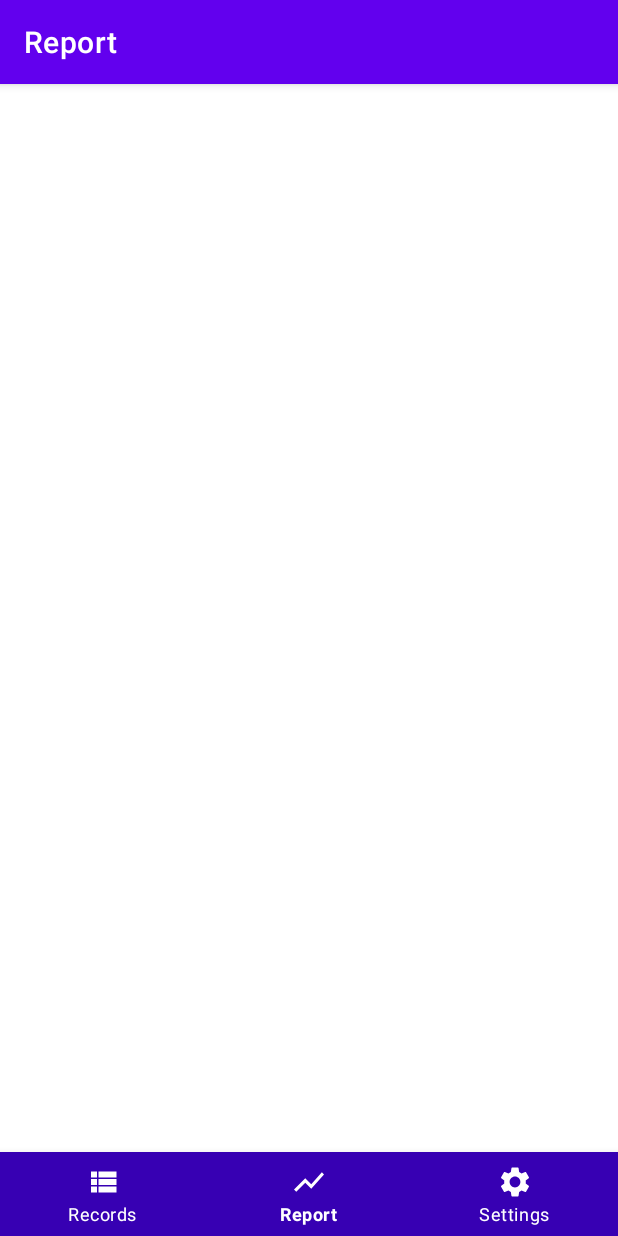
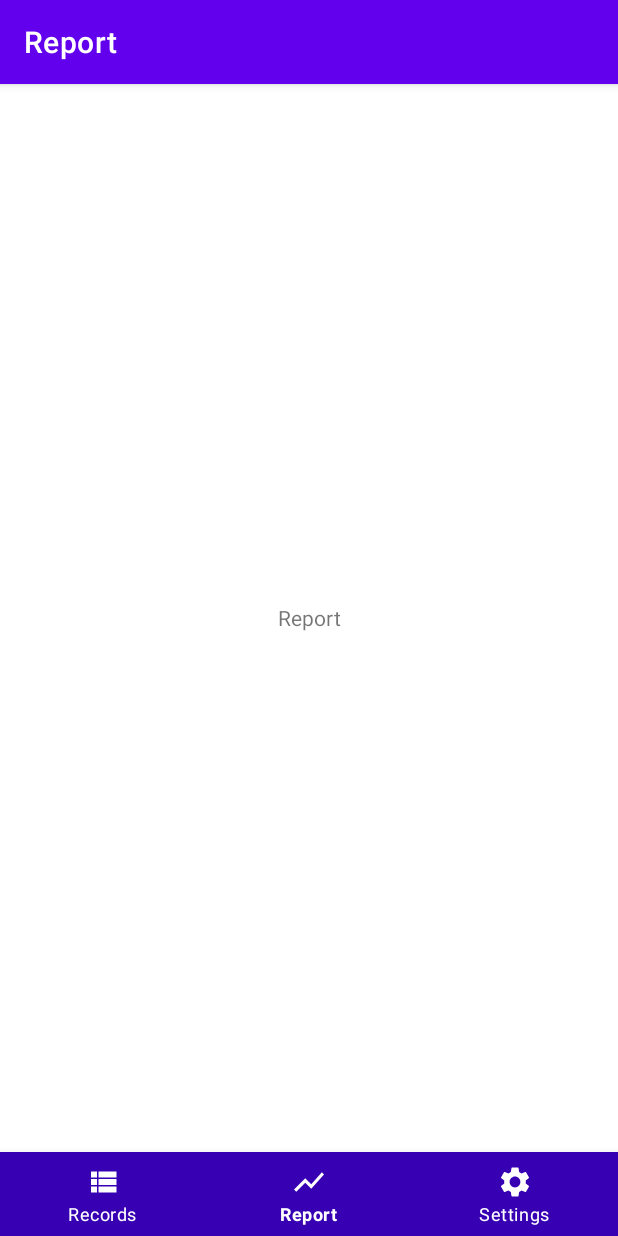
Before and after one commit to zore3xAD/Family-Budget, an Android app: the MainActivity screen opened directly, with no data from a screen before it, item 2 of the bottom bar chosen, on a phone screen of 412 x 824 dp. Run offline under Robolectric (Android 15) with nearby library versions, the phone set to English and light mode, and no system bars.

Commit message:
add simple navigation

```diff
--- a/app/build.gradle
+++ b/app/build.gradle
@@ -39,6 +39,9 @@ dependencies {
     implementation 'androidx.appcompat:appcompat:1.2.0'
     implementation 'com.google.android.material:material:1.2.1'
     implementation 'androidx.constraintlayout:constraintlayout:2.0.4'
+    implementation 'androidx.legacy:legacy-support-v4:1.0.0'
+    implementation 'androidx.lifecycle:lifecycle-livedata-ktx:2.2.0'
+    implementation 'androidx.lifecycle:lifecycle-viewmodel-ktx:2.2.0'
     testImplementation 'junit:junit:4.+'
     androidTestImplementation 'androidx.test.ext:junit:1.1.2'
     androidTestImplementation 'androidx.test.espresso:espresso-core:3.3.0'
--- a/app/src/main/java/com/anton/dobrogorsky/familybudget/flow/main/MainActivity.kt
+++ b/app/src/main/java/com/anton/dobrogorsky/familybudget/flow/main/MainActivity.kt
@@ -3,29 +3,43 @@ package com.anton.dobrogorsky.familybudget.flow.main
 import androidx.appcompat.app.AppCompatActivity
 import android.os.Bundle
 import android.widget.Toast
+import androidx.fragment.app.Fragment
 import com.anton.dobrogorsky.familybudget.R
+import com.anton.dobrogorsky.familybudget.flow.records.RecordsFragment
+import com.anton.dobrogorsky.familybudget.flow.report.ReportFragment
+import com.anton.dobrogorsky.familybudget.flow.settings.SettingsFragment
+import com.anton.dobrogorsky.familybudget.flow.util.replaceFragment
 import com.google.android.material.bottomnavigation.BottomNavigationView
 
 class MainActivity : AppCompatActivity() {
     override fun onCreate(savedInstanceState: Bundle?) {
         super.onCreate(savedInstanceState)
         setContentView(R.layout.activity_main)
+        initial()
 
         val mainBottomNavigation = findViewById<BottomNavigationView>(R.id.main_bottom_navigation)
         mainBottomNavigation.setOnNavigationItemSelectedListener { menuItem ->
             supportActionBar?.title = menuItem.title
-            when(menuItem.itemId) {
+            when (menuItem.itemId) {
                 R.id.item_settings -> {
                     Toast.makeText(this, "Settings", Toast.LENGTH_SHORT).show()
+                    replaceFragment(SettingsFragment())
                 }
                 R.id.item_records -> {
                     Toast.makeText(this, "Records", Toast.LENGTH_SHORT).show()
+                    replaceFragment(RecordsFragment())
                 }
                 R.id.item_report -> {
                     Toast.makeText(this, "Report", Toast.LENGTH_SHORT).show()
+                    replaceFragment(ReportFragment())
                 }
             }
             true
         }
     }
+
+    private fun initial() {
+        replaceFragment(SettingsFragment())
+        supportActionBar?.title = "Settings"
+    }
 }
--- /dev/null
+++ b/app/src/main/java/com/anton/dobrogorsky/familybudget/flow/report/ReportFragment.kt
@@ -0,0 +1,32 @@
+package com.anton.dobrogorsky.familybudget.flow.report
+
+import androidx.lifecycle.ViewModelProvider
+import android.os.Bundle
+import androidx.fragment.app.Fragment
+import android.view.LayoutInflater
+import android.view.View
+import android.view.ViewGroup
+import com.anton.dobrogorsky.familybudget.R
+
+class ReportFragment : Fragment() {
+
+    companion object {
+        fun newInstance() = ReportFragment()
+    }
+
+    private lateinit var viewModel: ReportViewModel
+
+    override fun onCreateView(
+        inflater: LayoutInflater, container: ViewGroup?,
+        savedInstanceState: Bundle?
+    ): View? {
+        return inflater.inflate(R.layout.report_fragment, container, false)
+    }
+
+    override fun onActivityCreated(savedInstanceState: Bundle?) {
+        super.onActivityCreated(savedInstanceState)
+        viewModel = ViewModelProvider(this).get(ReportViewModel::class.java)
+        // TODO: Use the ViewModel
+    }
+
+}
--- /dev/null
+++ b/app/src/main/java/com/anton/dobrogorsky/familybudget/flow/report/ReportViewModel.kt
@@ -0,0 +1,7 @@
+package com.anton.dobrogorsky.familybudget.flow.report
+
+import androidx.lifecycle.ViewModel
+
+class ReportViewModel : ViewModel() {
+    // TODO: Implement the ViewModel
+}
--- /dev/null
+++ b/app/src/main/java/com/anton/dobrogorsky/familybudget/flow/settings/SettingsFragment.kt
@@ -0,0 +1,32 @@
+package com.anton.dobrogorsky.familybudget.flow.settings
+
+import androidx.lifecycle.ViewModelProvider
+import android.os.Bundle
+import androidx.fragment.app.Fragment
+import android.view.LayoutInflater
+import android.view.View
+import android.view.ViewGroup
+import com.anton.dobrogorsky.familybudget.R
+
+class SettingsFragment : Fragment() {
+
+    companion object {
+        fun newInstance() = SettingsFragment()
+    }
+
+    private lateinit var viewModel: SettingsViewModel
+
+    override fun onCreateView(
+        inflater: LayoutInflater, container: ViewGroup?,
+        savedInstanceState: Bundle?
+    ): View? {
+        return inflater.inflate(R.layout.settings_fragment, container, false)
+    }
+
+    override fun onActivityCreated(savedInstanceState: Bundle?) {
+        super.onActivityCreated(savedInstanceState)
+        viewModel = ViewModelProvider(this).get(SettingsViewModel::class.java)
+        // TODO: Use the ViewModel
+    }
+
+}
--- /dev/null
+++ b/app/src/main/java/com/anton/dobrogorsky/familybudget/flow/settings/SettingsViewModel.kt
@@ -0,0 +1,7 @@
+package com.anton.dobrogorsky.familybudget.flow.settings
+
+import androidx.lifecycle.ViewModel
+
+class SettingsViewModel : ViewModel() {
+    // TODO: Implement the ViewModel
+}
--- /dev/null
+++ b/app/src/main/java/com/anton/dobrogorsky/familybudget/flow/util/ActivityExt.kt
@@ -0,0 +1,11 @@
+package com.anton.dobrogorsky.familybudget.flow.util
+
+import androidx.fragment.app.Fragment
+import com.anton.dobrogorsky.familybudget.R
+import com.anton.dobrogorsky.familybudget.flow.main.MainActivity
+
+fun MainActivity.replaceFragment(fragment: Fragment) {
+    supportFragmentManager.beginTransaction()
+        .replace(R.id.main_fragment_container, fragment, fragment.tag)
+        .commitAllowingStateLoss()
+}
--- a/app/src/main/res/layout/activity_main.xml
+++ b/app/src/main/res/layout/activity_main.xml
@@ -5,6 +5,15 @@
     android:layout_width="match_parent"
     android:layout_height="match_parent"
     tools:context=".flow.main.MainActivity">
+
+    <FrameLayout
+        android:id="@+id/main_fragment_container"
+        android:layout_width="match_parent"
+        android:layout_height="0dp"
+        app:layout_constraintBottom_toTopOf="@+id/main_bottom_navigation"
+        app:layout_constraintEnd_toEndOf="parent"
+        app:layout_constraintStart_toStartOf="parent"
+        app:layout_constraintTop_toTopOf="parent" />
 
     <com.google.android.material.bottomnavigation.BottomNavigationView
         android:id="@+id/main_bottom_navigation"
--- /dev/null
+++ b/app/src/main/res/layout/report_fragment.xml
@@ -0,0 +1,14 @@
+<?xml version="1.0" encoding="utf-8"?>
+<FrameLayout xmlns:android="http://schemas.android.com/apk/res/android"
+    xmlns:tools="http://schemas.android.com/tools"
+    android:layout_width="match_parent"
+    android:layout_height="match_parent"
+    tools:context=".flow.report.ReportFragment">
+
+    <TextView
+        android:layout_width="match_parent"
+        android:layout_height="match_parent"
+        android:text="Report"
+        android:gravity="center"/>
+
+</FrameLayout>
```
Also changed, not shown: app/src/main/java/com/anton/dobrogorsky/familybudget/flow/records/RecordsFragment.kt (added, +32 -0 lines), app/src/main/java/com/anton/dobrogorsky/familybudget/flow/records/RecordsViewModel.kt (added, +7 -0 lines), app/src/main/res/layout/records_fragment.xml (added, +14 -0 lines), app/src/main/res/layout/settings_fragment.xml (added, +15 -0 lines).
